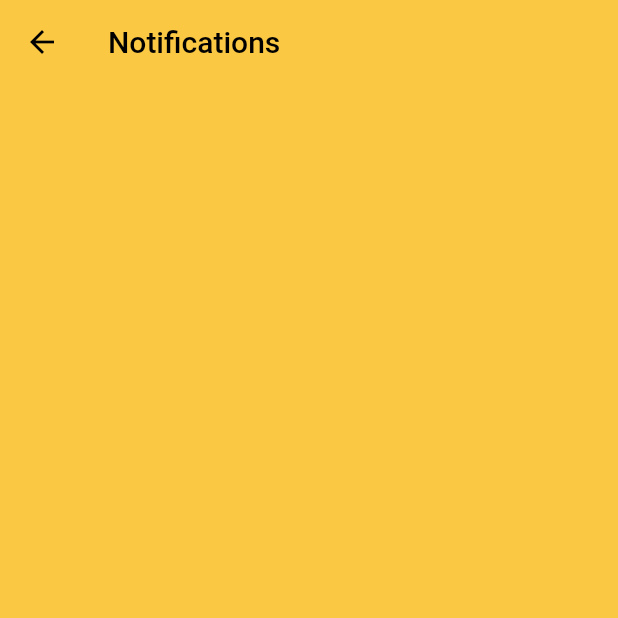
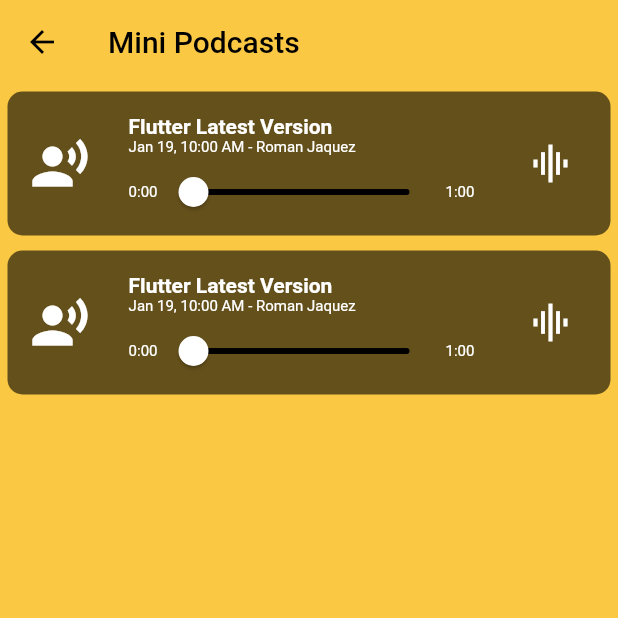
Before and after one commit to romanejaquez/gdglawrence-app, a Flutter app: the NotificationsPage screen opened directly, on a phone screen of 412 x 824 dp, the top half of it. Run offline on Flutter 3.47's test engine with Material 2 defaults, Android fonts, the phone set to English and light mode, and no system bars.

Commit message:
modified the notifications

```diff
--- a/lib/pages/notifications_page.dart
+++ b/lib/pages/notifications_page.dart
@@ -8,13 +8,119 @@ class NotificationsPage extends StatelessWidget {
       appBar: AppBar(
         iconTheme: IconThemeData(color: Colors.black),
         backgroundColor: Utils.googleYellow,
-        title: Text("Notifications",
+        title: Text("Mini Podcasts",
           style: TextStyle(color: Colors.black),
         ),
         elevation: 0.0,
       ),
       body: Container(
         color: Utils.googleYellow,
+        child: ListView(
+          children: <Widget>[
+            Container(
+              padding: EdgeInsets.all(5),
+              child: Container(
+                padding: EdgeInsets.only(left:5, top: 15, bottom: 5, right: 5),
+                decoration: BoxDecoration(
+                  color: Colors.black.withOpacity(0.6),
+                  borderRadius: BorderRadius.all(Radius.circular(10))
+                ),
+                child: Row(
+                  mainAxisAlignment: MainAxisAlignment.spaceBetween,
+                  crossAxisAlignment: CrossAxisAlignment.center,
+                  children: <Widget>[
+                    Padding(
+                      padding: EdgeInsets.only(left:10, right: 10, bottom: 10),
+                      child: Icon(Icons.record_voice_over, color: Colors.white, size: 40)
+                    ),
+                    Column(
+                      crossAxisAlignment: CrossAxisAlignment.start,
+                      children: <Widget>[
+                        Text('Flutter Latest Version',
+                          style: TextStyle(color: Colors.white, fontWeight: FontWeight.bold)
+                        ),
+                        Text('Jan 19, 10:00 AM - Roman Jaquez',
+                          style: TextStyle(color: Colors.white, fontSize: 10)
+                        ),
+                        Row(
+                          children: <Widget>[
+                            Text('0:00',
+                              style: TextStyle(color: Colors.white, fontSize: 10)
+                            ),
+                            Slider(
+                              activeColor: Colors.white,
+                              inactiveColor: Colors.black,
+                              onChanged: (val) {},
+                              value: 0
+                            ),
+                            Text('1:00',
+                              style: TextStyle(color: Colors.white, fontSize: 10)
+                            ),
+                          ],
+                        )
+                      ],
+                    ),
+                    Padding(
+                      padding: EdgeInsets.only(left: 20, right: 20, bottom: 10),
+                      child: Icon(Icons.graphic_eq, size: 30, color: Colors.white),
+                    )
+                  ],
+                ),
+              ),
+            ),
+            Container(
+              padding: EdgeInsets.all(5),
+              child: Container(
+                padding: EdgeInsets.only(left:5, top: 15, bottom: 5, right: 5),
+                decoration: BoxDecoration(
+                  color: Colors.black.withOpacity(0.6),
+                  borderRadius: BorderRadius.all(Radius.circular(10))
+                ),
+                child: Row(
+                  mainAxisAlignment: MainAxisAlignment.spaceBetween,
+                  crossAxisAlignment: CrossAxisAlignment.center,
+                  children: <Widget>[
+                    Padding(
+                      padding: EdgeInsets.only(left:10, right: 10, bottom: 10),
+                      child: Icon(Icons.record_voice_over, color: Colors.white, size: 40)
+                    ),
+                    Column(
+                      crossAxisAlignment: CrossAxisAlignment.start,
+                      children: <Widget>[
+                        Text('Flutter Latest Version',
+                          style: TextStyle(color: Colors.white, fontWeight: FontWeight.bold)
+                        ),
+                        Text('Jan 19, 10:00 AM - Roman Jaquez',
+                          style: TextStyle(color: Colors.white, fontSize: 10)
+                        ),
+                        Row(
+                          children: <Widget>[
+                            Text('0:00',
+                              style: TextStyle(color: Colors.white, fontSize: 10)
+                            ),
+                            Slider(
+                              activeColor: Colors.white,
+                              inactiveColor: Colors.black,
+                              onChanged: (val) {},
+                              value: 0
+                            ),
+                            Text('1:00',
+                              style: TextStyle(color: Colors.white, fontSize: 10)
+                            ),
+                          ],
+                        )
+                      ],
+                    ),
+                    Padding(
+                      padding: EdgeInsets.only(left: 20, right: 20, bottom: 10),
+                      child: Icon(Icons.graphic_eq, size: 30, color: Colors.white),
+                    )
+                  ],
+                ),
+              ),
+            )
+          ],
+        ),
       )
     );
   }
--- a/lib/shared/factory.dart
+++ b/lib/shared/factory.dart
@@ -38,7 +38,7 @@ class Factory {
                   Text(member.role,
                     style: TextStyle(color: Colors.grey)
                   ),
-                  Text("${member.city} ${member.city} (${member.country})",
+                  Text("${member.city} ${member.state} (${member.country})",
                     style: TextStyle(color: Utils.googleBlue)
                   )
                 ],
--- a/lib/shared/repository.dart
+++ b/lib/shared/repository.dart
@@ -106,9 +106,9 @@ class Repository {
     menuItems.add(
       MenuItemModel(
         menuColor: Utils.googleYellow,
-        menuIcon: Icons.notification_important,
-        subLabel: "10 Notifications",
-        menuLabel: "Notifications",
+        menuIcon: Icons.record_voice_over,
+        subLabel: "10 Podcasts Posted",
+        menuLabel: "Mini Podcasts",
         pageRef: PageTypes.Notifications
       )
     );
```
